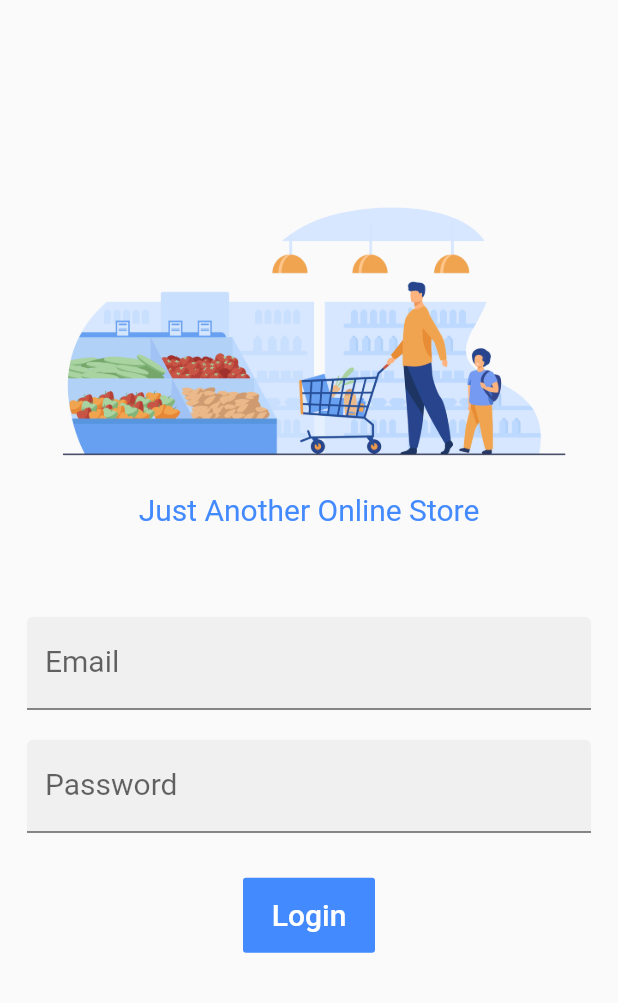
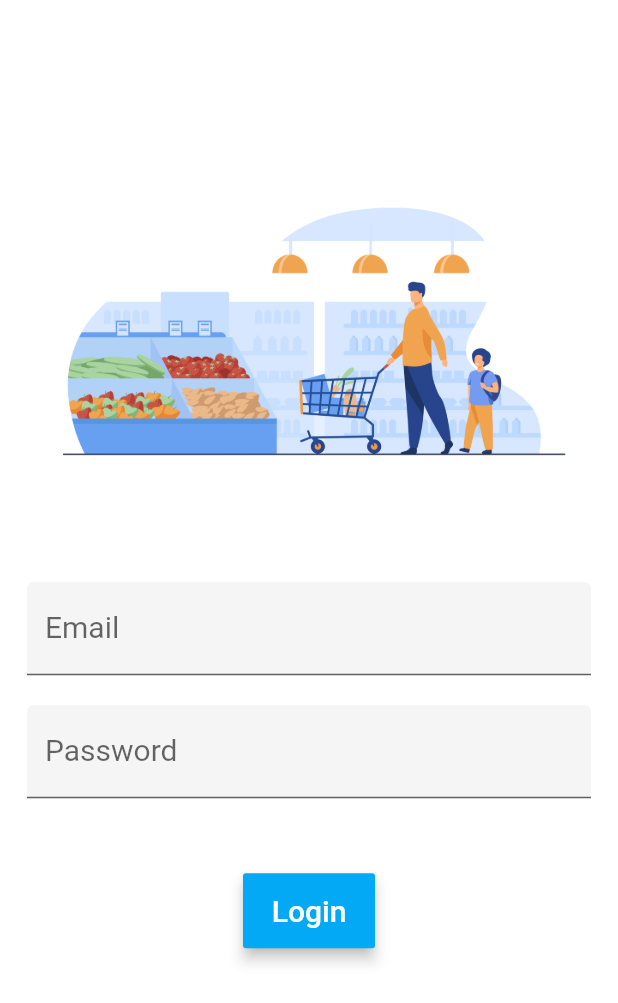
Before and after one commit to sayeemabdullah/The-Ant-Store-Flutter, a Flutter app: the screen it shows after launch, on a phone screen of 412 x 824 dp. Shown: the top 1003 px of the screen. Run offline on Flutter 3.47's test engine with Material 2 defaults, Android fonts, the phone set to English and light mode, and no system bars.

Commit message:
Updated Login Page Design

```diff
--- a/lib/main.dart
+++ b/lib/main.dart
@@ -7,7 +7,7 @@ class MyApp extends StatelessWidget {
   @override
   Widget build(BuildContext context) {
     return MaterialApp(
-      title: 'Just Another Omline MArket',
+      title: 'Ant Online Store',
       home: LoginPage(),
     );
   }
@@ -22,6 +22,7 @@ class _LoginPageState extends State<LoginPage> {
   @override
   Widget build(BuildContext context) {
     return Scaffold(
+      backgroundColor: Colors.white,
       body: SafeArea(
         child: ListView(
           padding: EdgeInsets.symmetric(horizontal: 18.0),
@@ -31,7 +32,6 @@ class _LoginPageState extends State<LoginPage> {
                 SizedBox(height: 120,),
                 Image.asset('assets/logo_transparent.png'),
                 SizedBox(height: 5,),
-                Text('Just Another Online Store',style: TextStyle(fontSize: 20,color: Colors.blueAccent),)
               ],
             ),
             SizedBox(height: 60.0,),
@@ -51,13 +51,14 @@ class _LoginPageState extends State<LoginPage> {
                 filled: true,
               ),
             ),
-            SizedBox(height: 30.0,),
+            SizedBox(height: 50.0,),
             Column(
               children: <Widget>[
                 ButtonTheme(
                   height: 50,
-                  disabledColor: Colors.blueAccent,
+                  disabledColor: Colors.lightBlue,
                   child: RaisedButton(
+                    disabledElevation: 4.0,
                     onPressed: null,
                     child: Text('Login',style: TextStyle(fontSize: 20,color: Colors.white),),
                   ),
```
Also changed, not shown: pubspec.yaml (+15 -13 lines), assets/Monoton-Regular.ttf (added), assets/MuseoModerno-VariableFont_wght.ttf (added), assets/Pacifico-Regular.ttf (added), assets/PressStart2P-Regular.ttf (added), 1 other file.
